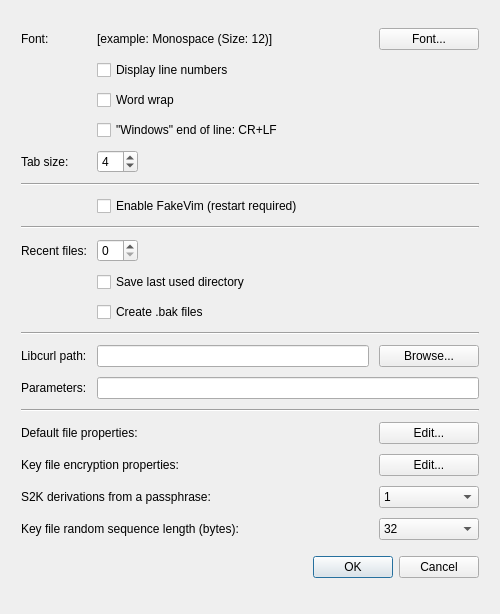
Before: the Qt Designer form qt_ui/preferences_dialog.ui in evpo/EncryptPad, drawn with Qt 5.
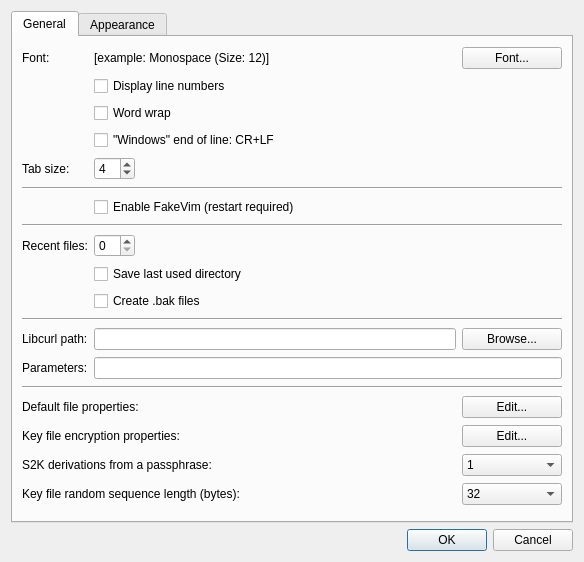
After: the same form once the commit is applied.

```diff
--- a/qt_ui/preferences_dialog.ui
+++ b/qt_ui/preferences_dialog.ui
@@ -6,171 +6,58 @@
    <rect>
     <x>0</x>
     <y>0</y>
-    <width>500</width>
-    <height>614</height>
+    <width>580</width>
+    <height>560</height>
    </rect>
   </property>
-  <property name="minimumSize">
-   <size>
-    <width>474</width>
-    <height>503</height>
-   </size>
-  </property>
-  <property name="maximumSize">
-   <size>
-    <width>500</width>
-    <height>650</height>
-   </size>
+  <property name="sizePolicy">
+   <sizepolicy hsizetype="Preferred" vsizetype="Preferred">
+    <horstretch>0</horstretch>
+    <verstretch>0</verstretch>
+   </sizepolicy>
   </property>
   <property name="windowTitle">
    <string>Preferences</string>
   </property>
   <layout class="QGridLayout" name="gridLayout">
-   <item row="1" column="0">
-    <layout class="QGridLayout" name="layout">
-     <property name="leftMargin">
-      <number>10</number>
+   <item row="2" column="0">
+    <widget class="QDialogButtonBox" name="buttonBox">
+     <property name="focusPolicy">
+      <enum>Qt::NoFocus</enum>
      </property>
-     <property name="topMargin">
-      <number>10</number>
-     </property>
-     <property name="rightMargin">
-      <number>10</number>
-     </property>
-     <property name="bottomMargin">
-      <number>10</number>
-     </property>
-     <property name="spacing">
-      <number>10</number>
-     </property>
-     <item row="17" column="0" colspan="2">
-      <layout class="QHBoxLayout" name="horizontalLayout_4">
-       <item>
-        <widget class="QLabel" name="label_6">
-         <property name="text">
-          <string>Key file encryption properties:</string>
-         </property>
-         <property name="buddy">
-          <cstring>uiEditKeyFileProperties</cstring>
-         </property>
-        </widget>
-       </item>
-      </layout>
-     </item>
-     <item row="10" column="1" colspan="2">
-      <widget class="QCheckBox" name="uiLastUsedDirectory">
-       <property name="toolTip">
-        <string>Retain last used directory between EncryptPad sessions</string>
-       </property>
-       <property name="text">
-        <string>Save last used directory</string>
-       </property>
-      </widget>
-     </item>
-     <item row="13" column="2">
-      <widget class="QPushButton" name="uiLibcurlBrowse">
-       <property name="text">
-        <string>Browse...</string>
-       </property>
-      </widget>
-     </item>
-     <item row="9" column="1">
-      <layout class="QHBoxLayout" name="layout_2">
-       <property name="spacing">
-        <number>0</number>
-       </property>
-       <item>
-        <widget class="QSpinBox" name="uiRecentFiles">
-         <property name="maximumSize">
-          <size>
-           <width>60</width>
-           <height>16777215</height>
-          </size>
-         </property>
-         <property name="maximum">
-          <number>10</number>
-         </property>
-        </widget>
-       </item>
-       <item>
-        <spacer name="horizontalSpacer">
          <property name="orientation">
           <enum>Qt::Horizontal</enum>
          </property>
-         <property name="sizeHint" stdset="0">
-          <size>
-           <width>40</width>
-           <height>20</height>
-          </size>
-         </property>
-        </spacer>
-       </item>
-      </layout>
-     </item>
-     <item row="0" column="2">
-      <widget class="QPushButton" name="uiSelectFont">
+     <property name="standardButtons">
+      <set>QDialogButtonBox::Cancel|QDialogButtonBox::Ok</set>
+     </property>
+    </widget>
+   </item>
+   <item row="0" column="0">
+    <widget class="QTabWidget" name="tabWidget">
        <property name="sizePolicy">
-        <sizepolicy hsizetype="Minimum" vsizetype="Fixed">
+      <sizepolicy hsizetype="Preferred" vsizetype="Preferred">
          <horstretch>0</horstretch>
          <verstretch>0</verstretch>
         </sizepolicy>
        </property>
        <property name="minimumSize">
         <size>
-         <width>100</width>
-         <height>0</height>
-        </size>
-       </property>
-       <property name="maximumSize">
-        <size>
-         <width>100</width>
-         <height>16777215</height>
-        </size>
-       </property>
-       <property name="text">
-        <string>Font...</string>
-       </property>
-      </widget>
-     </item>
-     <item row="19" column="0" colspan="2">
-      <widget class="QLabel" name="label_8">
-       <property name="text">
-        <string>Key file random sequence length (bytes):</string>
-       </property>
-       <property name="buddy">
-        <cstring>uiKeyFileLength</cstring>
-       </property>
-      </widget>
-     </item>
-     <item row="0" column="1">
-      <widget class="QLabel" name="uiFontFamily">
-       <property name="sizePolicy">
-        <sizepolicy hsizetype="Expanding" vsizetype="Preferred">
-         <horstretch>0</horstretch>
-         <verstretch>0</verstretch>
-        </sizepolicy>
-       </property>
-       <property name="focusPolicy">
-        <enum>Qt::TabFocus</enum>
+       <width>562</width>
+       <height>512</height>
+      </size>
        </property>
        <property name="layoutDirection">
         <enum>Qt::LeftToRight</enum>
        </property>
-       <property name="text">
-        <string>[example: Monospace (Size: 12)]</string>
-       </property>
-       <property name="alignment">
-        <set>Qt::AlignLeading|Qt::AlignLeft|Qt::AlignVCenter</set>
-       </property>
-      </widget>
-     </item>
-     <item row="11" column="1" colspan="2">
-      <widget class="QCheckBox" name="uiEnableBakFiles">
-       <property name="text">
-        <string>Create .bak files</string>
-       </property>
-      </widget>
-     </item>
+     <property name="currentIndex">
+      <number>0</number>
+     </property>
+     <widget class="QWidget" name="uiGeneral">
+      <attribute name="title">
+       <string>General</string>
+      </attribute>
+      <layout class="QGridLayout" name="gridLayout_3">
      <item row="17" column="2">
       <widget class="QPushButton" name="uiEditKeyFileProperties">
        <property name="text">
@@ -178,49 +65,53 @@
        </property>
       </widget>
      </item>
-     <item row="14" column="0">
-      <widget class="QLabel" name="label_7">
+       <item row="4" column="0">
+        <widget class="QLabel" name="label_9">
+         <property name="text">
+          <string>Tab size:</string>
+         </property>
+         <property name="buddy">
+          <cstring>uiTabSize</cstring>
+         </property>
+        </widget>
+       </item>
+       <item row="19" column="2">
+        <widget class="QComboBox" name="uiKeyFileLength">
+         <item>
+          <property name="text">
+           <string>32</string>
+          </property>
+         </item>
+         <item>
+          <property name="text">
+           <string>64</string>
+          </property>
+         </item>
+         <item>
+          <property name="text">
+           <string>128</string>
+          </property>
+         </item>
+         <item>
+          <property name="text">
+           <string>256</string>
+          </property>
+         </item>
+        </widget>
+       </item>
+       <item row="13" column="0">
+        <widget class="QLabel" name="label_3">
        <property name="toolTip">
         <string>Libcurl command line parameters</string>
        </property>
        <property name="text">
-        <string>Parameters:</string>
+          <string>Libcurl path:</string>
        </property>
        <property name="buddy">
         <cstring>uiLibcurlParameters</cstring>
        </property>
       </widget>
      </item>
-     <item row="4" column="1">
-      <layout class="QHBoxLayout" name="horizontalLayout_5">
-       <item>
-        <widget class="QSpinBox" name="uiTabSize">
-         <property name="minimum">
-          <number>1</number>
-         </property>
-         <property name="maximum">
-          <number>40</number>
-         </property>
-         <property name="value">
-          <number>4</number>
-         </property>
-        </widget>
-       </item>
-       <item>
-        <spacer name="horizontalSpacer_2">
-         <property name="orientation">
-          <enum>Qt::Horizontal</enum>
-         </property>
-         <property name="sizeHint" stdset="0">
-          <size>
-           <width>40</width>
-           <height>20</height>
-          </size>
-         </property>
-        </spacer>
-       </item>
-      </layout>
-     </item>
      <item row="6" column="1">
       <widget class="QCheckBox" name="uiEnableFakeVim">
        <property name="text">
@@ -228,12 +119,12 @@
        </property>
       </widget>
      </item>
-     <item row="14" column="1" colspan="2">
-      <layout class="QHBoxLayout" name="horizontalLayout">
-       <item>
-        <widget class="QLineEdit" name="uiLibcurlParameters"/>
-       </item>
-      </layout>
+       <item row="16" column="2">
+        <widget class="QPushButton" name="uiDefaultFileProperties">
+         <property name="text">
+          <string>Edit...</string>
+         </property>
+        </widget>
      </item>
      <item row="18" column="2">
       <widget class="QComboBox" name="uiS2KResultsPoolSize">
@@ -267,35 +158,10 @@
        </item>
       </widget>
      </item>
-     <item row="13" column="0">
-      <widget class="QLabel" name="label_3">
-       <property name="toolTip">
-        <string>Path to libCURL executable</string>
-       </property>
+       <item row="1" column="1">
+        <widget class="QCheckBox" name="uiDisplayLineNumbers">
        <property name="text">
-        <string>Libcurl path:</string>
-       </property>
-       <property name="buddy">
-        <cstring>uiLibcurl</cstring>
-       </property>
-      </widget>
-     </item>
-     <item row="20" column="0" colspan="3">
-      <widget class="QDialogButtonBox" name="buttonBox">
-       <property name="minimumSize">
-        <size>
-         <width>0</width>
-         <height>35</height>
-        </size>
-       </property>
-       <property name="focusPolicy">
-        <enum>Qt::NoFocus</enum>
-       </property>
-       <property name="orientation">
-        <enum>Qt::Horizontal</enum>
-       </property>
-       <property name="standardButtons">
-        <set>QDialogButtonBox::Cancel|QDialogButtonBox::Ok</set>
+          <string>Display line numbers</string>
        </property>
       </widget>
      </item>
@@ -306,13 +172,33 @@
        </property>
       </widget>
      </item>
-     <item row="2" column="1">
-      <widget class="QCheckBox" name="uiWordWrap">
-       <property name="layoutDirection">
-        <enum>Qt::LeftToRight</enum>
-       </property>
+       <item row="12" column="0" colspan="3">
+        <widget class="Line" name="line_2">
+         <property name="orientation">
+          <enum>Qt::Horizontal</enum>
+         </property>
+        </widget>
+       </item>
+       <item row="14" column="0">
+        <widget class="QLabel" name="label_7">
+         <property name="toolTip">
+          <string>Libcurl command line parameters</string>
+         </property>
        <property name="text">
-        <string>Word wrap</string>
+          <string>Parameters:</string>
+         </property>
+         <property name="buddy">
+          <cstring>uiLibcurlParameters</cstring>
+         </property>
+        </widget>
+       </item>
+       <item row="3" column="1">
+        <widget class="QCheckBox" name="uiWindowsEol">
+         <property name="toolTip">
+          <string>&quot;Windows&quot; end of line: CR+LF</string>
+         </property>
+         <property name="text">
+          <string>&quot;Windows&quot; end of line: CR+LF</string>
        </property>
       </widget>
      </item>
@@ -323,9 +209,54 @@
        </property>
       </widget>
      </item>
+       <item row="4" column="1">
+        <layout class="QHBoxLayout" name="horizontalLayout_5">
+         <item>
+          <widget class="QSpinBox" name="uiTabSize">
+           <property name="minimum">
+            <number>1</number>
+           </property>
+           <property name="maximum">
+            <number>40</number>
+           </property>
+           <property name="value">
+            <number>4</number>
+           </property>
+          </widget>
+         </item>
+         <item>
+          <spacer name="horizontalSpacer_2">
+           <property name="orientation">
+            <enum>Qt::Horizontal</enum>
+           </property>
+           <property name="sizeHint" stdset="0">
+            <size>
+             <width>40</width>
+             <height>20</height>
+            </size>
+           </property>
+          </spacer>
+         </item>
+        </layout>
+       </item>
+       <item row="13" column="2">
+        <widget class="QPushButton" name="uiLibcurlBrowse">
+         <property name="text">
+          <string>Browse...</string>
+         </property>
+        </widget>
+       </item>
+       <item row="10" column="1">
+        <widget class="QCheckBox" name="uiLastUsedDirectory">
+         <property name="toolTip">
+          <string>Retain last used directory between EncryptPad sessions</string>
+         </property>
+         <property name="text">
+          <string>Save last used directory</string>
+         </property>
+        </widget>
+       </item>
      <item row="16" column="0" colspan="2">
-      <layout class="QHBoxLayout" name="horizontalLayout_2">
-       <item>
         <widget class="QLabel" name="label_4">
          <property name="text">
           <string>Default file properties:</string>
@@ -335,15 +266,41 @@
          </property>
         </widget>
        </item>
-      </layout>
-     </item>
-     <item row="16" column="2">
-      <widget class="QPushButton" name="uiDefaultFileProperties">
+       <item row="0" column="1">
+        <widget class="QLabel" name="uiFontFamily">
+         <property name="sizePolicy">
+          <sizepolicy hsizetype="Expanding" vsizetype="Preferred">
+           <horstretch>0</horstretch>
+           <verstretch>0</verstretch>
+          </sizepolicy>
+         </property>
+         <property name="focusPolicy">
+          <enum>Qt::TabFocus</enum>
+         </property>
+         <property name="layoutDirection">
+          <enum>Qt::LeftToRight</enum>
+         </property>
+         <property name="text">
+          <string>[example: Monospace (Size: 12)]</string>
+         </property>
+         <property name="alignment">
+          <set>Qt::AlignLeading|Qt::AlignLeft|Qt::AlignVCenter</set>
+         </property>
+        </widget>
+       </item>
+       <item row="2" column="1">
+        <widget class="QCheckBox" name="uiWordWrap">
+         <property name="layoutDirection">
+          <enum>Qt::LeftToRight</enum>
+         </property>
        <property name="text">
-        <string>Edit...</string>
+          <string>Word wrap</string>
        </property>
       </widget>
      </item>
+       <item row="14" column="1" colspan="2">
+        <widget class="QLineEdit" name="uiLibcurlParameters"/>
+       </item>
      <item row="9" column="0">
       <widget class="QLabel" name="label_2">
        <property name="sizePolicy">
@@ -360,78 +317,10 @@
        </property>
       </widget>
      </item>
-     <item row="18" column="0" colspan="2">
-      <layout class="QHBoxLayout" name="horizontalLayout_3">
-       <item>
-        <widget class="QLabel" name="label_5">
-         <property name="toolTip">
-          <string>This controls how many times you can save without entering a passphrase</string>
-         </property>
-         <property name="text">
-          <string>S2K derivations from a passphrase:</string>
-         </property>
-         <property name="buddy">
-          <cstring>uiS2KResultsPoolSize</cstring>
-         </property>
-        </widget>
-       </item>
-      </layout>
-     </item>
-     <item row="3" column="1" colspan="2">
-      <widget class="QCheckBox" name="uiWindowsEol">
-       <property name="toolTip">
-        <string>&quot;Windows&quot; end of line: CR+LF</string>
-       </property>
-       <property name="text">
-        <string>&quot;Windows&quot; end of line: CR+LF</string>
-       </property>
-      </widget>
-     </item>
-     <item row="19" column="2">
-      <widget class="QComboBox" name="uiKeyFileLength">
-       <item>
-        <property name="text">
-         <string>32</string>
-        </property>
-       </item>
-       <item>
-        <property name="text">
-         <string>64</string>
-        </property>
-       </item>
-       <item>
-        <property name="text">
-         <string>128</string>
-        </property>
-       </item>
-       <item>
-        <property name="text">
-         <string>256</string>
-        </property>
-       </item>
-      </widget>
-     </item>
-     <item row="12" column="0" colspan="3">
-      <widget class="Line" name="line_2">
-       <property name="orientation">
-        <enum>Qt::Horizontal</enum>
-       </property>
-      </widget>
-     </item>
-     <item row="4" column="0">
-      <widget class="QLabel" name="label_9">
-       <property name="text">
-        <string>Tab size:</string>
-       </property>
-       <property name="buddy">
-        <cstring>uiTabSize</cstring>
-       </property>
-      </widget>
-     </item>
      <item row="0" column="0">
       <widget class="QLabel" name="label">
        <property name="sizePolicy">
-        <sizepolicy hsizetype="Fixed" vsizetype="Preferred">
+          <sizepolicy hsizetype="Preferred" vsizetype="Preferred">
          <horstretch>0</horstretch>
          <verstretch>0</verstretch>
         </sizepolicy>
@@ -439,26 +328,188 @@
        <property name="text">
         <string>Font:</string>
        </property>
-      </widget>
-     </item>
-     <item row="7" column="0" colspan="3">
+         <property name="buddy">
+          <cstring>uiSelectFont</cstring>
+         </property>
+        </widget>
+       </item>
+       <item row="8" column="0" colspan="3">
       <widget class="Line" name="line_4">
        <property name="orientation">
         <enum>Qt::Horizontal</enum>
        </property>
       </widget>
      </item>
+       <item row="11" column="1">
+        <widget class="QCheckBox" name="uiEnableBakFiles">
+         <property name="text">
+          <string>Create .bak files</string>
+         </property>
+        </widget>
+       </item>
      <item row="13" column="1">
       <widget class="QLineEdit" name="uiLibcurl"/>
      </item>
-     <item row="1" column="1">
-      <widget class="QCheckBox" name="uiDisplayLineNumbers">
+       <item row="0" column="2">
+        <widget class="QPushButton" name="uiSelectFont">
+         <property name="sizePolicy">
+          <sizepolicy hsizetype="Minimum" vsizetype="Fixed">
+           <horstretch>0</horstretch>
+           <verstretch>0</verstretch>
+          </sizepolicy>
+         </property>
+         <property name="minimumSize">
+          <size>
+           <width>100</width>
+           <height>0</height>
+          </size>
+         </property>
+         <property name="maximumSize">
+          <size>
+           <width>100</width>
+           <height>16777215</height>
+          </size>
+         </property>
        <property name="text">
-        <string>Display line numbers</string>
+          <string>Font...</string>
        </property>
       </widget>
      </item>
-    </layout>
+       <item row="9" column="1">
+        <layout class="QHBoxLayout" name="layout_2">
+         <property name="spacing">
+          <number>0</number>
+         </property>
+         <item>
+          <widget class="QSpinBox" name="uiRecentFiles">
+           <property name="maximumSize">
+            <size>
+             <width>60</width>
+             <height>16777215</height>
+            </size>
+           </property>
+           <property name="maximum">
+            <number>10</number>
+           </property>
+          </widget>
+         </item>
+         <item>
+          <spacer name="horizontalSpacer">
+           <property name="orientation">
+            <enum>Qt::Horizontal</enum>
+           </property>
+           <property name="sizeHint" stdset="0">
+            <size>
+             <width>40</width>
+             <height>20</height>
+            </size>
+           </property>
+          </spacer>
+         </item>
+        </layout>
+       </item>
+       <item row="17" column="0" colspan="2">
+        <widget class="QLabel" name="label_6">
+         <property name="text">
+          <string>Key file encryption properties:</string>
+         </property>
+         <property name="buddy">
+          <cstring>uiEditKeyFileProperties</cstring>
+         </property>
+        </widget>
+       </item>
+       <item row="18" column="0" colspan="2">
+        <widget class="QLabel" name="label_5">
+         <property name="toolTip">
+          <string>This controls how many times you can save without entering a passphrase</string>
+         </property>
+         <property name="text">
+          <string>S2K derivations from a passphrase:</string>
+         </property>
+         <property name="buddy">
+          <cstring>uiS2KResultsPoolSize</cstring>
+         </property>
+        </widget>
+       </item>
+       <item row="19" column="0" colspan="2">
+        <widget class="QLabel" name="label_8">
+         <property name="text">
+          <string>Key file random sequence length (bytes):</string>
+         </property>
+         <property name="buddy">
+          <cstring>uiKeyFileLength</cstring>
+         </property>
+        </widget>
+       </item>
+      </layout>
+     </widget>
+     <widget class="QWidget" name="uiAppearance">
+      <attribute name="title">
+       <string>Appearance</string>
+      </attribute>
+      <layout class="QGridLayout" name="gridLayout_2">
+       <item row="0" column="0">
+        <layout class="QHBoxLayout" name="horizontalLayout_6">
+         <item>
+          <widget class="QLabel" name="label_10">
+           <property name="text">
+            <string>Icon theme</string>
+           </property>
+           <property name="buddy">
+            <cstring>uiIconTheme</cstring>
+           </property>
+          </widget>
+         </item>
+         <item>
+          <widget class="QComboBox" name="uiIconTheme">
+           <item>
+            <property name="text">
+             <string>Auto</string>
+            </property>
+           </item>
+           <item>
+            <property name="text">
+             <string>Light</string>
+            </property>
+           </item>
+           <item>
+            <property name="text">
+             <string>Dark</string>
+            </property>
+           </item>
+          </widget>
+         </item>
+         <item>
+          <spacer name="horizontalSpacer_3">
+           <property name="orientation">
+            <enum>Qt::Horizontal</enum>
+           </property>
+           <property name="sizeHint" stdset="0">
+            <size>
+             <width>40</width>
+             <height>20</height>
+            </size>
+           </property>
+          </spacer>
+         </item>
+        </layout>
+       </item>
+       <item row="1" column="0">
+        <spacer name="verticalSpacer">
+         <property name="orientation">
+          <enum>Qt::Vertical</enum>
+         </property>
+         <property name="sizeHint" stdset="0">
+          <size>
+           <width>20</width>
+           <height>40</height>
+          </size>
+         </property>
+        </spacer>
+       </item>
+      </layout>
+     </widget>
+    </widget>
    </item>
   </layout>
  </widget>
```
Left out of the diff: 31 changed lines with no effect on the pictures. Lines whose indentation alone changed are shown as unchanged.
